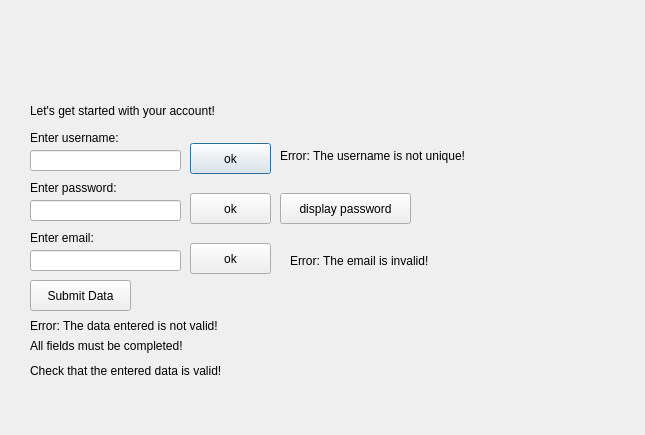
The window that Triviador/Triviador/Register.ui (AndreiAndreea/TriviadorMCpp) describes before a commit, drawn with Qt 5.
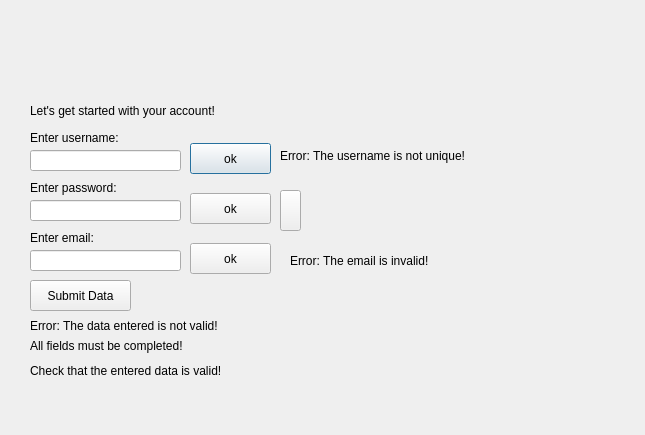
The same window after the commit.

Commit message: Implemented connectivity between login and users from database. Added show/display password functionality to login and register window. Added a functionality for not answering the single choice questions.

The edit to the form file:
```diff
--- a/Triviador/Triviador/Register.ui
+++ b/Triviador/Triviador/Register.ui
@@ -147,19 +147,6 @@
     <string>Error: The username is not unique!</string>
    </property>
   </widget>
-  <widget class="QPushButton" name="displayPasswordPushButton">
-   <property name="geometry">
-    <rect>
-     <x>280</x>
-     <y>193</y>
-     <width>131</width>
-     <height>31</height>
-    </rect>
-   </property>
-   <property name="text">
-    <string>display password</string>
-   </property>
-  </widget>
   <widget class="QPushButton" name="submitDataPushButton">
    <property name="geometry">
     <rect>
@@ -225,6 +212,22 @@
     <string>Error: The email is invalid!</string>
    </property>
   </widget>
+  <widget class="QPushButton" name="displayPasswordPushButton">
+   <property name="geometry">
+    <rect>
+     <x>280</x>
+     <y>190</y>
+     <width>21</width>
+     <height>41</height>
+    </rect>
+   </property>
+   <property name="autoFillBackground">
+    <bool>false</bool>
+   </property>
+   <property name="text">
+    <string/>
+   </property>
+  </widget>
  </widget>
  <resources/>
  <connections/>
```
The commit also changes 11 other files.
